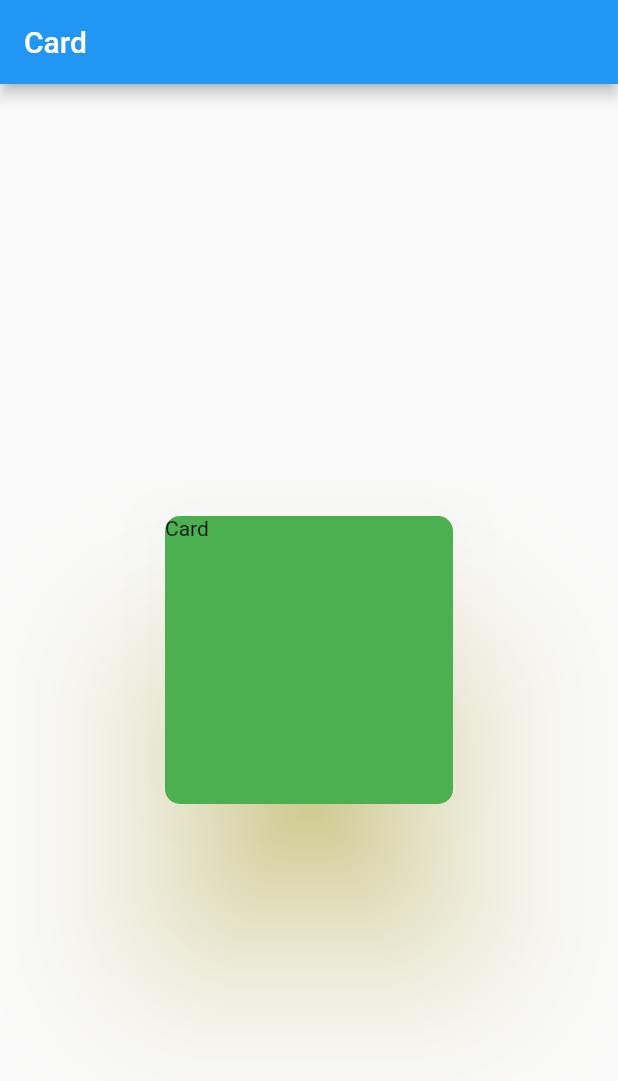
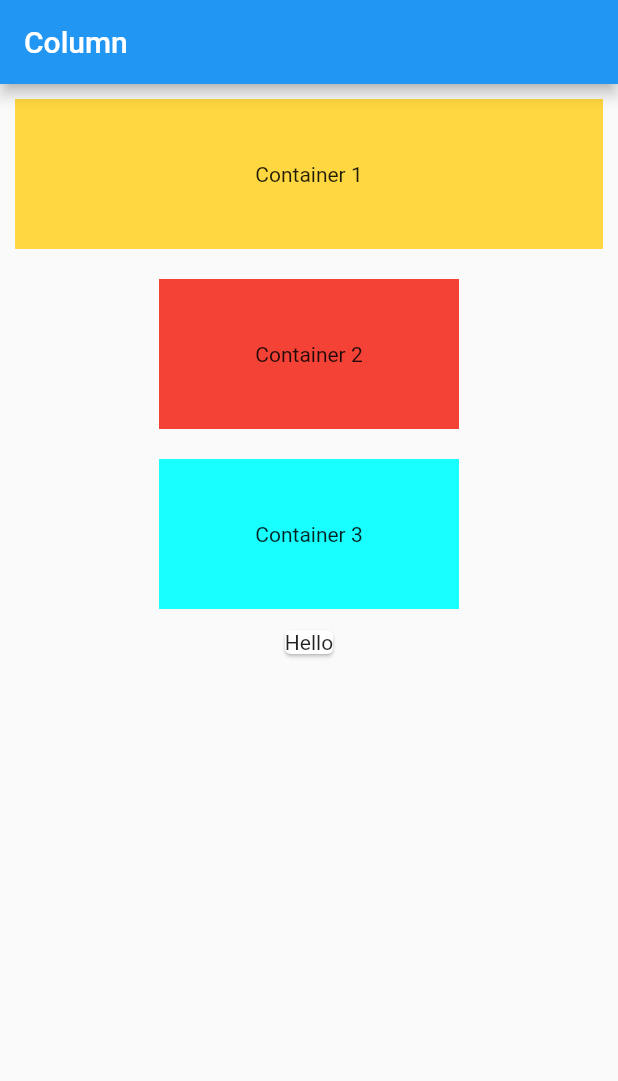
Before and after one commit to DevMeetMunjapara/Flutter-Learning, a Flutter app: the screen it shows after launch, on a phone screen of 412 x 824 dp. Shown: the top 1081 px of the screen. Run offline on Flutter 3.47's test engine with Material 2 defaults, Android fonts, the phone set to English and light mode, and no system bars.

Commit message:
Column Widget

```diff
--- a/lib/main.dart
+++ b/lib/main.dart
@@ -16,23 +16,47 @@ class MyApp extends StatelessWidget {
       debugShowCheckedModeBanner: false,
       home: Scaffold(
           appBar: AppBar(
-          title: Text('Card'),
+            title: Text('Column'),
           ),
-        body: Center(
-          child: Container(
+          body: Column(
+            mainAxisAlignment: MainAxisAlignment.start,
+            crossAxisAlignment: CrossAxisAlignment.center,
+            children: <Widget>[
+              Container(
+                margin: EdgeInsets.all(10),
+                height: 100,
+                width: double.infinity,
+                alignment: Alignment.center,
+                child: Text(
+                  'Container 1',
+                ),
+                color: Colors.amberAccent,
+              ),
+              Container(
+                margin: EdgeInsets.all(10),
+                height: 100,
                 width: 200,
-            height: 200,
-            child: Card(
-              child: Text('Card'),
-              shape: RoundedRectangleBorder(
-                  borderRadius: BorderRadius.circular(10)),
-              color: Colors.green,
-              elevation: 50,
-              shadowColor: Colors.yellow, //border shadow
+                alignment: Alignment.center,
+                child: Text(
+                  'Container 2',
                 ),
+                color: Colors.red,
               ),
+              Container(
+                margin: EdgeInsets.all(10),
+                height: 100,
+                width: 200,
+                alignment: Alignment.center,
+                child: Text(
+                  'Container 3',
                 ),
+                color: Colors.cyanAccent,
               ),
+              Card(
+                child: Text('Hello'),
+              )
+            ],
+          )),
     );
   }
 }
```
Lines whose indentation alone changed are shown as unchanged.
